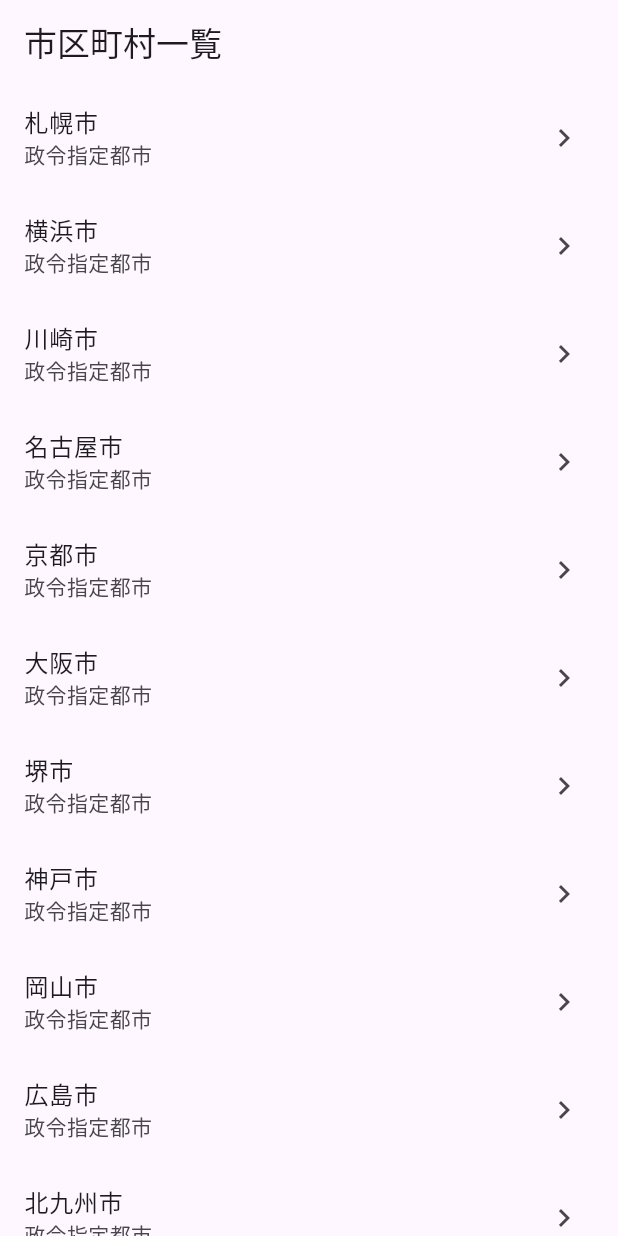
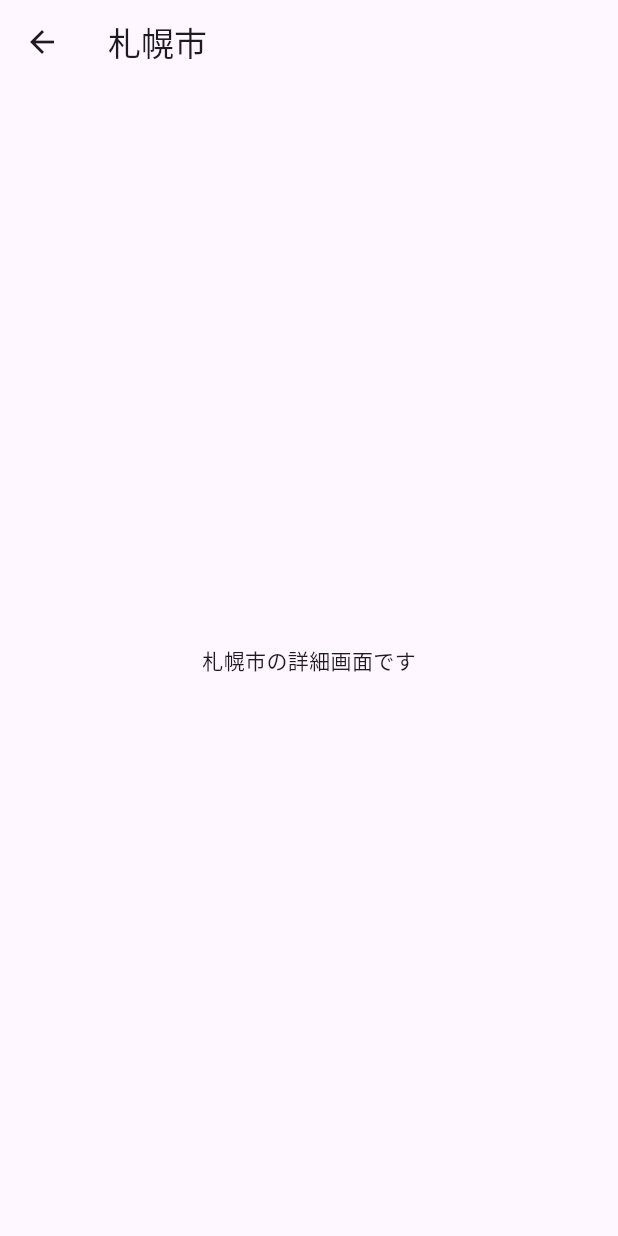
Before and after one commit to takec18/resas_basic_app, a Flutter app: the screen it shows after launch, after a tap on "札幌市", on a phone screen of 412 x 824 dp. Run offline on Flutter 3.47's test engine with Material 3 defaults, Android fonts, the phone set to English and light mode, and no system bars.

Commit message:
List詳細画面を追加、$cityに変更

```diff
--- /dev/null
+++ b/lib/city/detail_page.dart
@@ -0,0 +1,19 @@
+import 'package:flutter/material.dart';
+
+class CityDetailPage extends StatelessWidget {
+  const CityDetailPage({super.key, required this.city});
+
+  final String city;
+
+  @override
+  Widget build(BuildContext context) {
+    return Scaffold(
+      appBar: AppBar(
+        title: Text(city),
+      ),
+      body: Center(
+        child: Text('$cityの詳細画面です'),
+      ),
+    );
+  }
+}
--- a/lib/city/list_page.dart
+++ b/lib/city/list_page.dart
@@ -1,4 +1,6 @@
 import 'package:flutter/material.dart';
+
+import 'detail_page.dart';
 
 class CityListPage extends StatelessWidget {
   const CityListPage({super.key});
@@ -26,19 +28,21 @@
       appBar: AppBar(
         title: const Text('市区町村一覧'),
       ),
-      body: ListView(
-        children: [
+      body: ListView(children: [
         for (final city in cities)
           ListTile(
             title: Text(city),
             subtitle: const Text('政令指定都市'),
             trailing: const Icon(Icons.navigate_next),
             onTap: () {
-                // TODO: 詳細画面に遷移する
+              Navigator.of(context).push<void>(
+                MaterialPageRoute(
+                  builder: (context) => CityDetailPage(city: city),
+                ),
+              );
             },
           ),
-        ],
-      ),
+      ]),
     );
   }
 }
```
Lines whose indentation alone changed are shown as unchanged.
